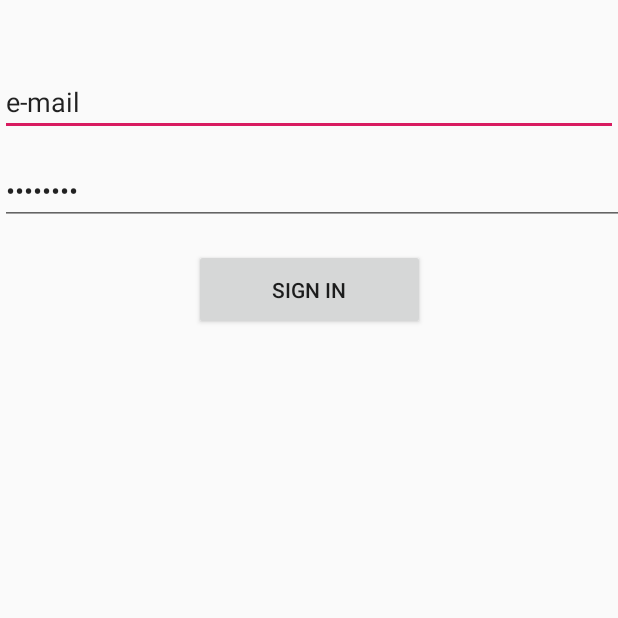
After one commit to dborowiecki/Hvislar, an Android app: the LoginActivity screen opened directly, with no data from a screen before it, on a phone screen of 412 x 824 dp, the top half of it. The commit adds this screen. Run offline under Robolectric (Android 15) with nearby library versions, the phone set to English and light mode, and no system bars; 1 statement that could not run was skipped.

Commit message:
Added login and regiester layouts

```diff
--- a/app/build.gradle
+++ b/app/build.gradle
@@ -26,4 +26,5 @@ dependencies {
     testImplementation 'junit:junit:4.12'
     androidTestImplementation 'com.android.support.test:runner:1.0.2'
     androidTestImplementation 'com.android.support.test.espresso:espresso-core:3.0.2'
+    implementation 'com.android.volley:volley:1.1.1'
 }
--- /dev/null
+++ b/app/src/main/java/com/miancky/hvislar/LoginActivity.java
@@ -0,0 +1,29 @@
+package com.miancky.hvislar;
+
+import android.os.Bundle;
+import android.support.design.widget.FloatingActionButton;
+import android.support.design.widget.Snackbar;
+import android.support.v7.app.AppCompatActivity;
+import android.support.v7.widget.Toolbar;
+import android.view.View;
+
+public class LoginActivity extends AppCompatActivity {
+
+    @Override
+    protected void onCreate(Bundle savedInstanceState) {
+        super.onCreate(savedInstanceState);
+        setContentView(R.layout.activity_login);
+        Toolbar toolbar = (Toolbar) findViewById(R.id.toolbar);
+        setSupportActionBar(toolbar);
+
+        FloatingActionButton fab = (FloatingActionButton) findViewById(R.id.fab);
+        fab.setOnClickListener(new View.OnClickListener() {
+            @Override
+            public void onClick(View view) {
+                Snackbar.make(view, "Replace with your own action", Snackbar.LENGTH_LONG)
+                        .setAction("Action", null).show();
+            }
+        });
+    }
+
+}
--- /dev/null
+++ b/app/src/main/res/layout/activity_login.xml
@@ -0,0 +1,48 @@
+<?xml version="1.0" encoding="utf-8"?>
+<android.support.constraint.ConstraintLayout xmlns:android="http://schemas.android.com/apk/res/android"
+    xmlns:app="http://schemas.android.com/apk/res-auto"
+    xmlns:tools="http://schemas.android.com/tools"
+    android:id="@+id/coordinatorLayout"
+    android:layout_width="match_parent"
+    android:layout_height="match_parent"
+    tools:context=".LoginActivity">
+
+
+    <EditText
+        android:id="@+id/editText5"
+        android:layout_width="0dp"
+        android:layout_height="wrap_content"
+        android:layout_marginTop="45dp"
+        android:ems="10"
+        android:inputType="textPersonName"
+        android:text="e-mail"
+        app:layout_constraintEnd_toEndOf="parent"
+        app:layout_constraintStart_toStartOf="parent"
+        app:layout_constraintTop_toTopOf="parent" />
+
+    <EditText
+        android:id="@+id/editText8"
+        android:layout_width="438dp"
+        android:layout_height="43dp"
+        android:layout_marginTop="16dp"
+        android:ems="10"
+        android:inputType="textPassword"
+        android:text="password"
+        app:layout_constraintEnd_toEndOf="parent"
+        app:layout_constraintHorizontal_bias="0.0"
+        app:layout_constraintStart_toStartOf="parent"
+        app:layout_constraintTop_toBottomOf="@+id/editText5" />
+
+    <Button
+        android:id="@+id/button"
+        android:layout_width="154dp"
+        android:layout_height="54dp"
+        android:layout_marginStart="108dp"
+        android:layout_marginTop="16dp"
+        android:layout_marginEnd="108dp"
+        android:text="Sign in"
+        app:layout_constraintEnd_toEndOf="parent"
+        app:layout_constraintStart_toStartOf="parent"
+        app:layout_constraintTop_toBottomOf="@+id/editText8" />
+
+</android.support.constraint.ConstraintLayout>
--- a/app/src/main/res/values/strings.xml
+++ b/app/src/main/res/values/strings.xml
@@ -1,4 +1,6 @@
 <resources>
     <string name="app_name">Hvislar</string>
     <string name="title_activity_things">Things</string>
+    <string name="title_activity_login">LoginActivity</string>
+    <string name="title_activity_register">RegisterActivity</string>
 </resources>
--- a/build.gradle
+++ b/build.gradle
@@ -7,8 +7,7 @@ buildscript {
         jcenter()
     }
     dependencies {
-        classpath 'com.android.tools.build:gradle:3.2.0'
-
+        classpath 'com.android.tools.build:gradle:3.2.1'
 
         // NOTE: Do not place your application dependencies here; they belong
         // in the individual module build.gradle files
```
Also changed, not shown: app/src/main/AndroidManifest.xml (+8 -0 lines), app/src/main/java/com/miancky/hvislar/RegisterActivity.java (added, +29 -0 lines), app/src/main/res/layout/activity_register.xml (added, +33 -0 lines), app/src/main/res/layout/content_login.xml (added, +11 -0 lines), app/src/main/res/layout/content_register.xml (added, +11 -0 lines).
